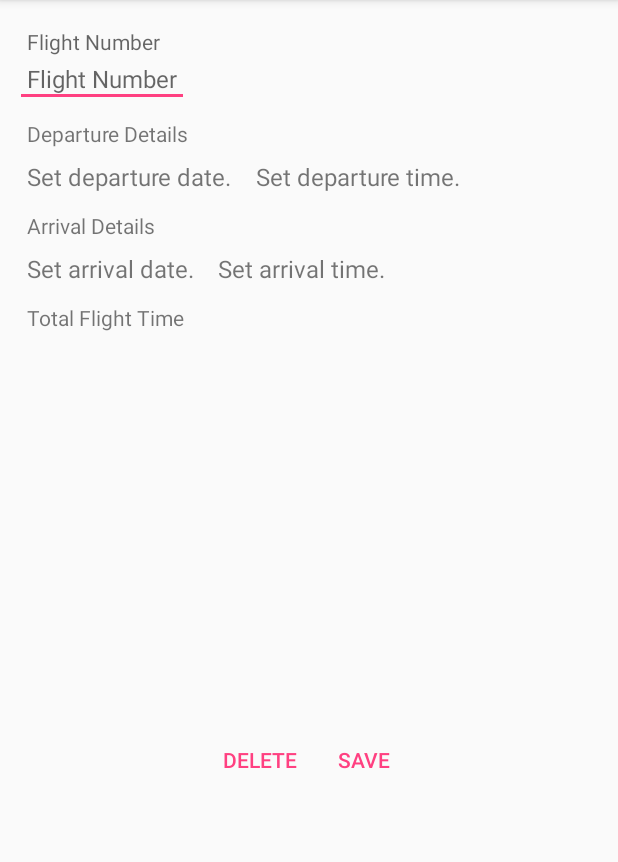
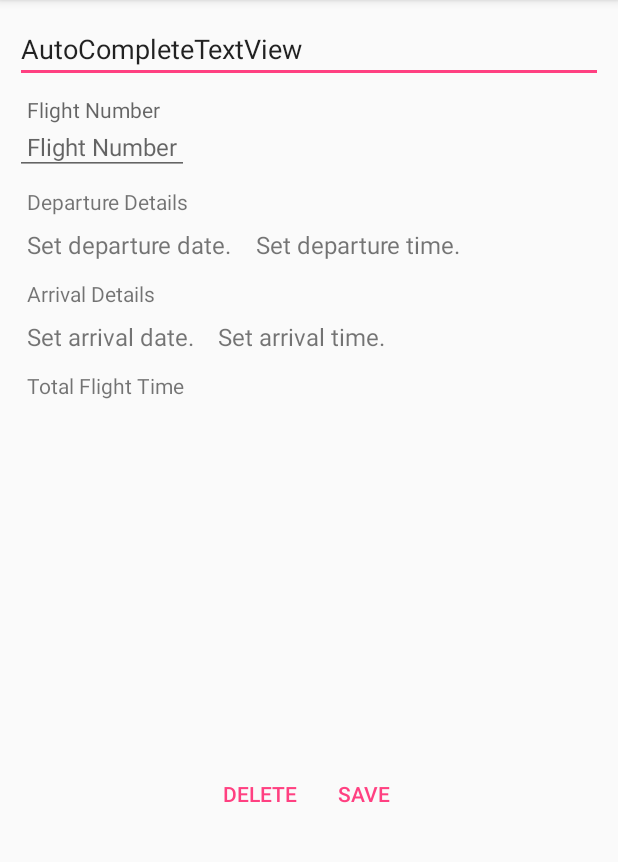
Before and after one commit to Timokawa/LogItAll-Fly, an Android app: the editFlight screen opened directly, with no data from a screen before it, on a phone screen of 412 x 824 dp, the part 84-946 px from its top. Run offline under Robolectric (Android 15) with nearby library versions, the phone set to English and light mode, and no system bars.

```diff
--- a/app/src/main/res/layout/edit_flight.xml
+++ b/app/src/main/res/layout/edit_flight.xml
@@ -1,5 +1,4 @@
-<?xml version="1.0" encoding="utf-8"?>
-<!--
+<?xml version="1.0" encoding="utf-8"?><!--
   ~ Copyright (c) 2016. Crotello.  Please do not copy without authorisation.
   -->
 
@@ -10,9 +9,29 @@
     android:orientation="vertical"
     android:padding="10dp"
     android:weightSum="1">
-<!-- TODO: Add the rest of the flight details to date
-    Will it be a tabbed page?
-    -->
+    <!-- TODO: Add the rest of the flight details to date
+        Will it be a tabbed page?
+        -->
+
+
+    <LinearLayout
+        android:layout_width="match_parent"
+        android:layout_height="wrap_content"
+        android:orientation="vertical">
+
+        <AutoCompleteTextView
+            android:text="AutoCompleteTextView"
+            android:layout_width="match_parent"
+            android:layout_height="wrap_content"
+            android:id="@+id/autoCompleteTextView" />
+
+    </LinearLayout>
+
+    <LinearLayout
+        android:layout_width="match_parent"
+        android:layout_height="wrap_content">
+
+    </LinearLayout>
 
     <LinearLayout
         android:layout_width="match_parent"
@@ -41,12 +60,12 @@
     </LinearLayout>
 
     <EditText
-        android:inputType="textNoSuggestions"
         android:id="@+id/setFlightNumber"
         style="@android:style/Widget.DeviceDefault.EditText"
         android:layout_width="wrap_content"
         android:layout_height="wrap_content"
         android:hint="@string/flightNumberHint"
+        android:inputType="textNoSuggestions"
         android:paddingBottom="8dp"
         android:paddingLeft="8dp"
         android:paddingRight="8dp"
@@ -93,8 +112,8 @@
             android:paddingLeft="8dp"
             android:paddingRight="8dp"
             android:paddingTop="4dp"
-            android:textSize="16sp"
-            android:text="@string/setDepartureTimeHint" />
+            android:text="@string/setDepartureTimeHint"
+            android:textSize="16sp" />
 
     </LinearLayout>
 
@@ -119,14 +138,14 @@
             android:id="@+id/setFlightArrivalDate"
             android:layout_width="wrap_content"
             android:layout_height="wrap_content"
+            android:layout_marginEnd="0dp"
             android:layout_marginRight="0dp"
-            android:layout_marginEnd="0dp"
             android:paddingBottom="4dp"
             android:paddingLeft="8dp"
             android:paddingRight="8dp"
             android:paddingTop="4dp"
-            android:textSize="16sp"
-            android:text="@string/setArrivalDateHint" />
+            android:text="@string/setArrivalDateHint"
+            android:textSize="16sp" />
 
         <TextView
             android:id="@+id/setFlightAta"
@@ -152,6 +171,7 @@
         android:paddingTop="8dp"
         android:text="@string/totalFLightTimelabel"
         android:textSize="14sp" />
+
     <LinearLayout
         android:layout_width="match_parent"
         android:layout_height="wrap_content"
@@ -162,8 +182,8 @@
             android:id="@+id/totalFlightTime"
             android:layout_width="wrap_content"
             android:layout_height="wrap_content"
+            android:layout_marginEnd="0dp"
             android:layout_marginRight="0dp"
-            android:layout_marginEnd="0dp"
             android:paddingBottom="4dp"
             android:paddingLeft="8dp"
             android:paddingRight="8dp"
@@ -171,31 +191,30 @@
             android:textSize="16sp" />
 
 
-
     </LinearLayout>
 
     <LinearLayout
+        style="?android:attr/buttonBarButtonStyle"
         android:layout_width="match_parent"
         android:layout_height="match_parent"
         android:orientation="horizontal"
-        android:weightSum="1"
-        style="?android:attr/buttonBarButtonStyle">
+        android:weightSum="1">
 
         <Button
             android:id="@+id/btn_delete"
+            style="?android:attr/buttonBarButtonStyle"
             android:layout_width="wrap_content"
             android:layout_height="wrap_content"
             android:onClick="deleteFlight"
-            android:text="@string/btn_delete"
-            style="?android:attr/buttonBarButtonStyle"/>
+            android:text="@string/btn_delete" />
 
         <Button
             android:id="@+id/btn_save"
+            style="?android:attr/buttonBarButtonStyle"
             android:layout_width="wrap_content"
             android:layout_height="wrap_content"
             android:onClick="saveFlight"
-            android:text="@string/Save"
-            style="?android:attr/buttonBarButtonStyle"/>
+            android:text="@string/Save" />
     </LinearLayout>
 
 </LinearLayout>
```
